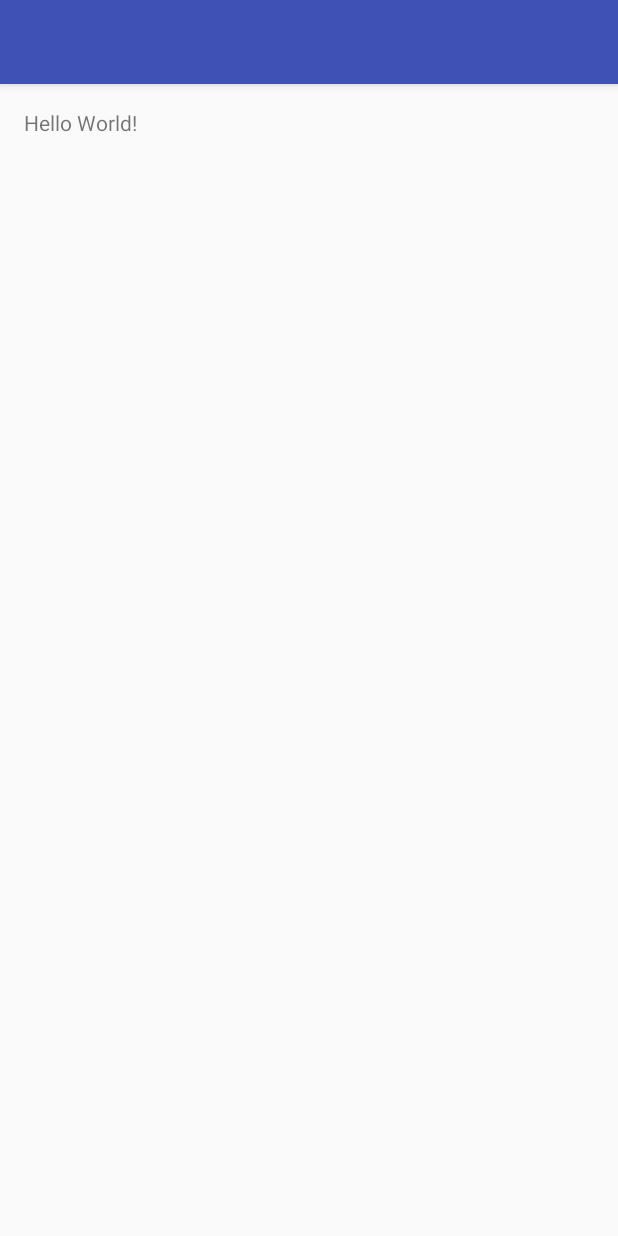
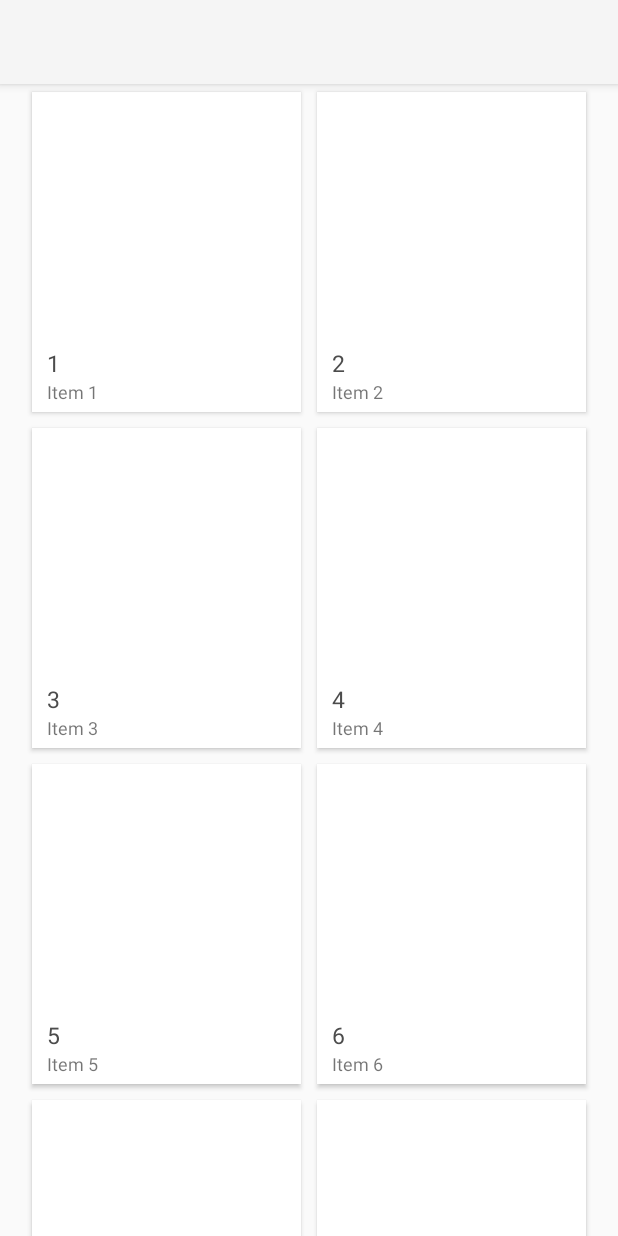
Before and after one commit to EduardoVernier/bootcamp-week-one, an Android app: the screen it shows after launch (MainActivity), on a phone screen of 412 x 824 dp. Run offline under Robolectric (Android 15) with nearby library versions, the light colour scheme and no system bars.

Commit message:
Implement empty card grid.

```diff
--- a/app/build.gradle
+++ b/app/build.gradle
@@ -23,4 +23,7 @@ dependencies {
     compile fileTree(dir: 'libs', include: ['*.jar'])
     testCompile 'junit:junit:4.12'
     compile 'com.android.support:appcompat-v7:24.2.1'
+    compile 'com.android.support:support-v4:24.2.1'
+    compile 'com.android.support:recyclerview-v7:24.2.1'
+    compile 'com.android.support:cardview-v7:+'
 }
--- a/app/src/main/AndroidManifest.xml
+++ b/app/src/main/AndroidManifest.xml
@@ -7,7 +7,7 @@
         android:icon="@mipmap/ic_launcher"
         android:label="@string/app_name"
         android:supportsRtl="true"
-        android:theme="@style/AppTheme" >
+        android:theme="@style/Theme.AppCompat.Light">
         <activity android:name=".MainActivity" >
             <intent-filter>
                 <action android:name="android.intent.action.MAIN" />
--- /dev/null
+++ b/app/src/main/java/com/iws/futurefaces/weekone/AlbumCollection.java
@@ -0,0 +1,67 @@
+package com.iws.futurefaces.weekone;
+
+import java.util.ArrayList;
+import java.util.HashMap;
+import java.util.List;
+import java.util.Map;
+
+/**
+ * Helper class for providing sample content for user interfaces created by
+ * Android template wizards.
+ * <p>
+ * TODO: Replace all uses of this class before publishing your app.
+ */
+public class AlbumCollection {
+
+    public static final List<AlbumItem> ITEMS = new ArrayList<AlbumItem>();
+    public static final Map<String, AlbumItem> ITEM_MAP = new HashMap<String, AlbumItem>();
+
+    private static final int COUNT = 25;
+
+    static {
+        // Add some sample items.
+        for (int i = 1; i <= COUNT; i++) {
+            addItem(createDummyItem(i));
+        }
+    }
+
+    private static void addItem(AlbumItem item) {
+        ITEMS.add(item);
+        ITEM_MAP.put(item.title, item);
+    }
+
+    private static AlbumItem createDummyItem(int position) {
+        return new AlbumItem(String.valueOf(position), "Item " + position, makeDetails(position), 0);
+    }
+
+    private static String makeDetails(int position) {
+        StringBuilder builder = new StringBuilder();
+        builder.append("Details about Item: ").append(position);
+        for (int i = 0; i < position; i++) {
+            builder.append("\nMore details information here.");
+        }
+        return builder.toString();
+    }
+
+    /**
+     * A dummy item representing a piece of content.
+     */
+    public static class AlbumItem {
+        public final String title;
+        public final String artist;
+        public final String details;
+        public final int thumbnail;
+
+        public AlbumItem(String title, String artist, String details, int thumbnail) {
+            this.title = title;
+            this.artist = artist;
+            this.details = details;
+            this.thumbnail = thumbnail;
+        }
+
+        @Override
+        public String toString() {
+            return artist;
+        }
+    }
+}
--- /dev/null
+++ b/app/src/main/java/com/iws/futurefaces/weekone/AlbumListFragment.java
@@ -0,0 +1,102 @@
+package com.iws.futurefaces.weekone;
+
+import android.content.Context;
+import android.os.Bundle;
+import android.support.v4.app.Fragment;
+import android.support.v7.widget.GridLayoutManager;
+import android.support.v7.widget.LinearLayoutManager;
+import android.support.v7.widget.RecyclerView;
+import android.view.LayoutInflater;
+import android.view.View;
+import android.view.ViewGroup;
+
+import com.iws.futurefaces.weekone.AlbumCollection.AlbumItem;
+
+/**
+ * A fragment representing a list of Items.
+ * <p>
+ * Activities containing this fragment MUST implement the {@link OnListFragmentInteractionListener}
+ * interface.
+ */
+public class AlbumListFragment extends Fragment {
+
+	private int mColumnCount = 2;
+	private static final String ARG_COLUMN_COUNT = "column-count";
+	private OnListFragmentInteractionListener mListener;
+
+	// TODO: Customize parameter initialization
+	@SuppressWarnings("unused")
+	public static AlbumListFragment newInstance(int columnCount) {
+		AlbumListFragment fragment = new AlbumListFragment();
+		Bundle args = new Bundle();
+		args.putInt(ARG_COLUMN_COUNT, columnCount);
+		fragment.setArguments(args);
+		return fragment;
+	}	/**
+	 * Mandatory empty constructor for the fragment manager to instantiate the
+	 * fragment (e.g. upon screen orientation changes).
+	 */
+	public AlbumListFragment() {
+	}
+
+	@Override
+	public void onCreate(Bundle savedInstanceState) {
+		super.onCreate(savedInstanceState);
+
+		if (getArguments() != null) {
+			mColumnCount = getArguments().getInt(ARG_COLUMN_COUNT);
+		}
+	}
+
+	@Override
+	public View onCreateView(LayoutInflater inflater, ViewGroup container,
+							 Bundle savedInstanceState) {
+		View view = inflater.inflate(R.layout.album_item_list, container, false);
+
+		// Set the adapter
+		if (view instanceof RecyclerView) {
+			Context context = view.getContext();
+			RecyclerView recyclerView = (RecyclerView) view;
+			if (mColumnCount <= 1) {
+				recyclerView.setLayoutManager(new LinearLayoutManager(context));
+			} else {
+				recyclerView.setLayoutManager(new GridLayoutManager(context, mColumnCount));
+			}
+			recyclerView.setAdapter(new AlbumRecyclerViewAdapter(AlbumCollection.ITEMS, mListener));
+		}
+		return view;
+	}
+
+
+//	@Override
+//	public void onAttach(Context context) {
+//		super.onAttach(context);
+//		if (context instanceof OnListFragmentInteractionListener) {
+//			mListener = (OnListFragmentInteractionListener) context;
+//		} else {
+//			throw new RuntimeException(context.toString()
+//					+ " must implement OnListFragmentInteractionListener");
+//		}
+//	}
+
+	@Override
+	public void onDetach() {
+		super.onDetach();
+		mListener = null;
+	}
+
+	/**
+	 * This interface must be implemented by activities that contain this
+	 * fragment to allow an interaction in this fragment to be communicated
+	 * to the activity and potentially other fragments contained in that
+	 * activity.
+	 * <p>
+	 * See the Android Training lesson <a href=
+	 * "http://developer.android.com/training/basics/fragments/communicating.html"
+	 * >Communicating with Other Fragments</a> for more information.
+	 */
+	public interface OnListFragmentInteractionListener {
+		// TODO: Update argument type and name
+		void onListFragmentInteraction(AlbumItem item);
+	}
+}
--- /dev/null
+++ b/app/src/main/java/com/iws/futurefaces/weekone/AlbumRecyclerViewAdapter.java
@@ -0,0 +1,77 @@
+package com.iws.futurefaces.weekone;
+
+import android.support.v7.widget.RecyclerView;
+import android.view.LayoutInflater;
+import android.view.View;
+import android.view.ViewGroup;
+import android.widget.TextView;
+
+import com.iws.futurefaces.weekone.AlbumListFragment.OnListFragmentInteractionListener;
+import com.iws.futurefaces.weekone.AlbumCollection.AlbumItem;
+
+import java.util.List;
+
+/**
+ * {@link RecyclerView.Adapter} that can display a {@link AlbumItem} and makes a call to the
+ * specified {@link OnListFragmentInteractionListener}.
+ * TODO: Replace the implementation with code for your data type.
+ */
+public class AlbumRecyclerViewAdapter extends RecyclerView.Adapter<AlbumRecyclerViewAdapter.ViewHolder> {
+
+    private final List<AlbumItem> mValues;
+    private final OnListFragmentInteractionListener mListener;
+
+    public AlbumRecyclerViewAdapter(List<AlbumItem> items, OnListFragmentInteractionListener listener) {
+        mValues = items;
+        mListener = listener;
+    }
+
+    @Override
+    public ViewHolder onCreateViewHolder(ViewGroup parent, int viewType) {
+        View view = LayoutInflater.from(parent.getContext())
+                .inflate(R.layout.album_item, parent, false);
+        return new ViewHolder(view);
+    }
+
+    @Override
+    public void onBindViewHolder(final ViewHolder holder, int position) {
+        holder.mItem = mValues.get(position);
+        holder.mIdView.setText(mValues.get(position).title);
+        holder.mContentView.setText(mValues.get(position).artist);
+
+        holder.mView.setOnClickListener(new View.OnClickListener() {
+            @Override
+            public void onClick(View v) {
+                if (null != mListener) {
+                    // Notify the active callbacks interface (the activity, if the
+                    // fragment is attached to one) that an item has been selected.
+                    mListener.onListFragmentInteraction(holder.mItem);
+                }
+            }
+        });
+    }
+
+    @Override
+    public int getItemCount() {
+        return mValues.size();
+    }
+
+    public class ViewHolder extends RecyclerView.ViewHolder {
+        public final View mView;
+        public final TextView mIdView;
+        public final TextView mContentView;
+        public AlbumItem mItem;
+
+        public ViewHolder(View view) {
+            super(view);
+            mView = view;
+            mIdView = (TextView) view.findViewById(R.id.title);
+            mContentView = (TextView) view.findViewById(R.id.artist);
+        }
+
+        @Override
+        public String toString() {
+            return super.toString() + " '" + mContentView.getText() + "'";
+        }
+    }
+}
--- a/app/src/main/java/com/iws/futurefaces/weekone/MainActivity.java
+++ b/app/src/main/java/com/iws/futurefaces/weekone/MainActivity.java
@@ -1,7 +1,7 @@
 package com.iws.futurefaces.weekone;
 
+import android.os.Bundle;
 import android.support.v7.app.AppCompatActivity;
-import android.os.Bundle;
 
 public class MainActivity extends AppCompatActivity {
 
@@ -9,5 +9,11 @@ public class MainActivity extends AppCompatActivity {
     protected void onCreate(Bundle savedInstanceState) {
         super.onCreate(savedInstanceState);
         setContentView(R.layout.activity_main);
+
+        if (savedInstanceState == null) {
+            getSupportFragmentManager().beginTransaction()
+                    .add(R.id.container, new AlbumListFragment())
+                    .commit();
+        }
     }
 }
--- a/app/src/main/res/layout/activity_main.xml
+++ b/app/src/main/res/layout/activity_main.xml
@@ -1,17 +1,9 @@
 <?xml version="1.0" encoding="utf-8"?>
-<RelativeLayout
+<FrameLayout
     xmlns:android="http://schemas.android.com/apk/res/android"
     xmlns:tools="http://schemas.android.com/tools"
     android:layout_width="match_parent"
     android:layout_height="match_parent"
-    android:paddingLeft="@dimen/activity_horizontal_margin"
-    android:paddingRight="@dimen/activity_horizontal_margin"
-    android:paddingTop="@dimen/activity_vertical_margin"
-    android:paddingBottom="@dimen/activity_vertical_margin"
+    android:id="@+id/container"
     tools:context="com.iws.futurefaces.weekone.MainActivity">
-
-    <TextView
-        android:text="Hello World!"
-        android:layout_width="wrap_content"
-        android:layout_height="wrap_content" />
-</RelativeLayout>
+</FrameLayout>
--- /dev/null
+++ b/app/src/main/res/layout/album_item.xml
@@ -0,0 +1,73 @@
+<?xml version="1.0" encoding="utf-8"?>
+<!--<LinearLayout xmlns:android="http://schemas.android.com/apk/res/android"-->
+              <!--android:layout_width="wrap_content"-->
+              <!--android:layout_height="wrap_content"-->
+              <!--android:orientation="horizontal">-->
+
+    <!--<TextView-->
+        <!--android:id="@+id/id"-->
+        <!--android:layout_width="wrap_content"-->
+        <!--android:layout_height="wrap_content"-->
+        <!--android:layout_margin="@dimen/text_margin"-->
+        <!--android:textAppearance="?attr/textAppearanceListItem"/>-->
+
+    <!--<TextView-->
+        <!--android:id="@+id/content"-->
+        <!--android:layout_width="wrap_content"-->
+        <!--android:layout_height="wrap_content"-->
+        <!--android:layout_margin="@dimen/text_margin"-->
+        <!--android:textAppearance="?attr/textAppearanceListItem"/>-->
+<!--</LinearLayout>-->
+
+<LinearLayout xmlns:android="http://schemas.android.com/apk/res/android"
+              xmlns:card_view="http://schemas.android.com/apk/res-auto"
+              android:layout_width="match_parent"
+              android:layout_height="wrap_content">
+
+<android.support.v7.widget.CardView
+    android:id="@+id/card_view"
+    android:layout_width="match_parent"
+    android:layout_height="match_parent"
+    android:layout_gravity="center"
+    android:layout_margin="@dimen/card_margin"
+    android:elevation="3dp"
+    card_view:cardCornerRadius="@dimen/card_album_radius">
+
+    <RelativeLayout
+        android:layout_width="match_parent"
+        android:layout_height="match_parent">
+
+        <ImageView
+            android:id="@+id/thumbnail"
+            android:layout_width="match_parent"
+            android:layout_height="@dimen/album_cover_height"
+            android:background="?attr/selectableItemBackgroundBorderless"
+            android:clickable="true"
+            android:scaleType="fitXY" />
+
+        <TextView
+            android:id="@+id/title"
+            android:layout_width="match_parent"
+            android:layout_height="wrap_content"
+            android:layout_below="@id/thumbnail"
+            android:paddingLeft="@dimen/album_title_padding"
+            android:paddingRight="@dimen/album_title_padding"
+            android:paddingTop="@dimen/album_title_padding"
+            android:textColor="@color/album_title"
+            android:textSize="@dimen/album_title" />
+
+        <TextView
+            android:id="@+id/artist"
+            android:layout_width="match_parent"
+            android:layout_height="wrap_content"
+            android:layout_below="@id/title"
+            android:paddingBottom="@dimen/artist_padding_bottom"
+            android:paddingLeft="@dimen/album_title_padding"
+            android:paddingRight="@dimen/album_title_padding"
+            android:textSize="@dimen/artist" />
+
+    </RelativeLayout>
+
+</android.support.v7.widget.CardView>
+
+</LinearLayout>
--- /dev/null
+++ b/app/src/main/res/layout/album_item_list.xml
@@ -0,0 +1,14 @@
+<?xml version="1.0" encoding="utf-8"?>
+<android.support.v7.widget.RecyclerView
+    xmlns:android="http://schemas.android.com/apk/res/android"
+    xmlns:app="http://schemas.android.com/apk/res-auto"
+    xmlns:tools="http://schemas.android.com/tools"
+    android:id="@+id/list"
+    android:name="com.iws.futurefaces.weekone.ItemFragment"
+    android:layout_width="match_parent"
+    android:layout_height="match_parent"
+    android:layout_marginLeft="16dp"
+    android:layout_marginRight="16dp"
+    app:layoutManager="LinearLayoutManager"
+    tools:context=".AlbumListFragment"
+    tools:listitem="@layout/album_item"/>
--- a/app/src/main/res/values/colors.xml
+++ b/app/src/main/res/values/colors.xml
@@ -1,6 +1,8 @@
 <?xml version="1.0" encoding="utf-8"?>
 <resources>
-    <color name="colorPrimary">#3F51B5</color>
-    <color name="colorPrimaryDark">#303F9F</color>
+    <color name="colorPrimary">#F50057</color>
+    <color name="colorPrimaryDark">#F50057</color>
     <color name="colorAccent">#FF4081</color>
+    <color name="viewBg">#f1f5f8</color>
+    <color name="album_title">#4c4c4c</color>
 </resources>
--- a/app/src/main/res/values/dimens.xml
+++ b/app/src/main/res/values/dimens.xml
@@ -1,5 +1,20 @@
 <resources>
-    <!-- Default screen margins, per the Android Design guidelines. -->
-    <dimen name="activity_horizontal_margin">16dp</dimen>
-    <dimen name="activity_vertical_margin">16dp</dimen>
+<!-- Default screen margins, per the Android Design guidelines. -->
+<dimen name="activity_horizontal_margin">16dp</dimen>
+<dimen name="activity_vertical_margin">16dp</dimen>
+<dimen name="fab_margin">16dp</dimen>
+<dimen name="item_offset">10dp</dimen>
+<dimen name="detail_backdrop_height">250dp</dimen>
+<dimen name="backdrop_title">30dp</dimen>
+<dimen name="backdrop_subtitle">18dp</dimen>
+<dimen name="card_margin">5dp</dimen>
+<dimen name="card_album_radius">0dp</dimen>
+<dimen name="album_cover_height">160dp</dimen>
+<dimen name="album_title_padding">10dp</dimen>
+<dimen name="album_title">15dp</dimen>
+<dimen name="artist_padding_bottom">5dp</dimen>
+<dimen name="artist">12dp</dimen>
+<dimen name="ic_album_overflow_width">20dp</dimen>
+<dimen name="ic_album_overflow_height">30dp</dimen>
+<dimen name="ic_album_overflow_margin_top">10dp</dimen>
 </resources>
```
Also changed, not shown: 2 other files.
